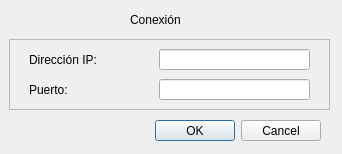
Above: Vista/UI/ConexionDialog.ui from EmilianoDMA/EncriptacionAC before the change. Below: the same form after it.
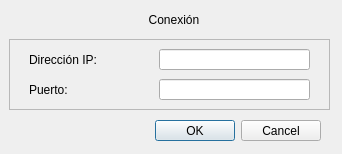
That is the form after the change.

Diff of the .ui file:
```diff
--- a/Vista/UI/ConexionDialog.ui
+++ b/Vista/UI/ConexionDialog.ui
@@ -32,7 +32,7 @@
   <widget class="QLabel" name="conexion_label">
    <property name="geometry">
     <rect>
-     <x>130</x>
+     <x>140</x>
      <y>10</y>
      <width>68</width>
      <height>19</height>
@@ -41,6 +41,9 @@
    <property name="text">
     <string>Conexión</string>
    </property>
+   <property name="alignment">
+    <set>Qt::AlignCenter</set>
+   </property>
   </widget>
   <widget class="QFrame" name="caja">
    <property name="geometry">
```
